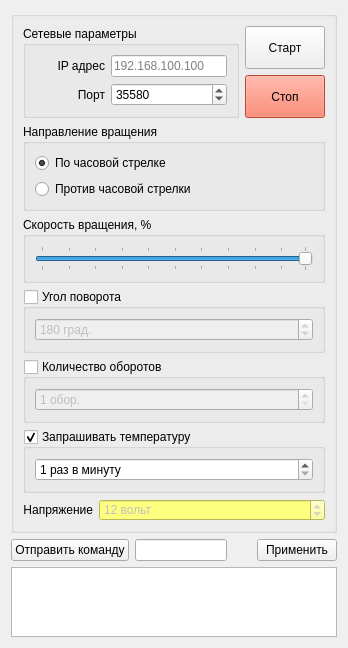
First picture: the form in test_1/engine_control.ui, repository breton75/MAX, before the edit.
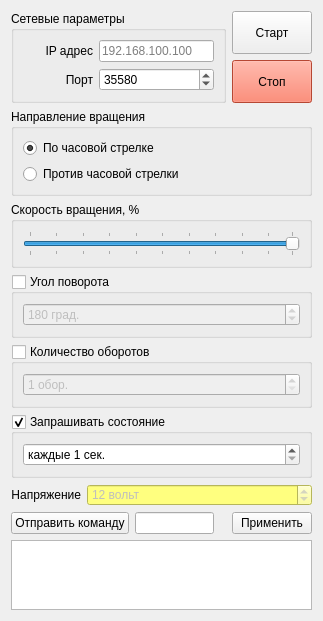
Second picture: the form after the edit.

What changed in the file:
```diff
--- a/test_1/engine_control.ui
+++ b/test_1/engine_control.ui
@@ -6,25 +6,13 @@
    <rect>
     <x>0</x>
     <y>0</y>
-    <width>348</width>
-    <height>581</height>
+    <width>323</width>
+    <height>561</height>
    </rect>
   </property>
   <property name="windowTitle">
    <string>Form</string>
   </property>
-  <layout class="QVBoxLayout" name="verticalLayout_8">
-   <item>
-    <widget class="QGroupBox" name="gbMain">
-     <property name="sizePolicy">
-      <sizepolicy hsizetype="Expanding" vsizetype="Expanding">
-       <horstretch>0</horstretch>
-       <verstretch>0</verstretch>
-      </sizepolicy>
-     </property>
-     <property name="title">
-      <string/>
-     </property>
      <layout class="QVBoxLayout" name="verticalLayout_7">
       <item>
        <layout class="QHBoxLayout" name="horizontalLayout_5">
@@ -278,7 +266,7 @@
          </font>
         </property>
         <property name="title">
-         <string>Запрашивать температуру</string>
+      <string>Запрашивать состояние</string>
         </property>
         <property name="checkable">
          <bool>true</bool>
@@ -299,7 +287,10 @@
             </font>
            </property>
            <property name="suffix">
-            <string> раз в минуту</string>
+         <string> сек.</string>
+        </property>
+        <property name="prefix">
+         <string>каждые </string>
            </property>
            <property name="minimum">
             <number>1</number>
@@ -362,9 +353,6 @@
          </widget>
         </item>
        </layout>
-      </item>
-     </layout>
-    </widget>
    </item>
    <item>
     <layout class="QHBoxLayout" name="horizontalLayout">
```
Left out of the diff: 4 changed lines with no effect on the pictures. Lines whose indentation alone changed are shown as unchanged.
